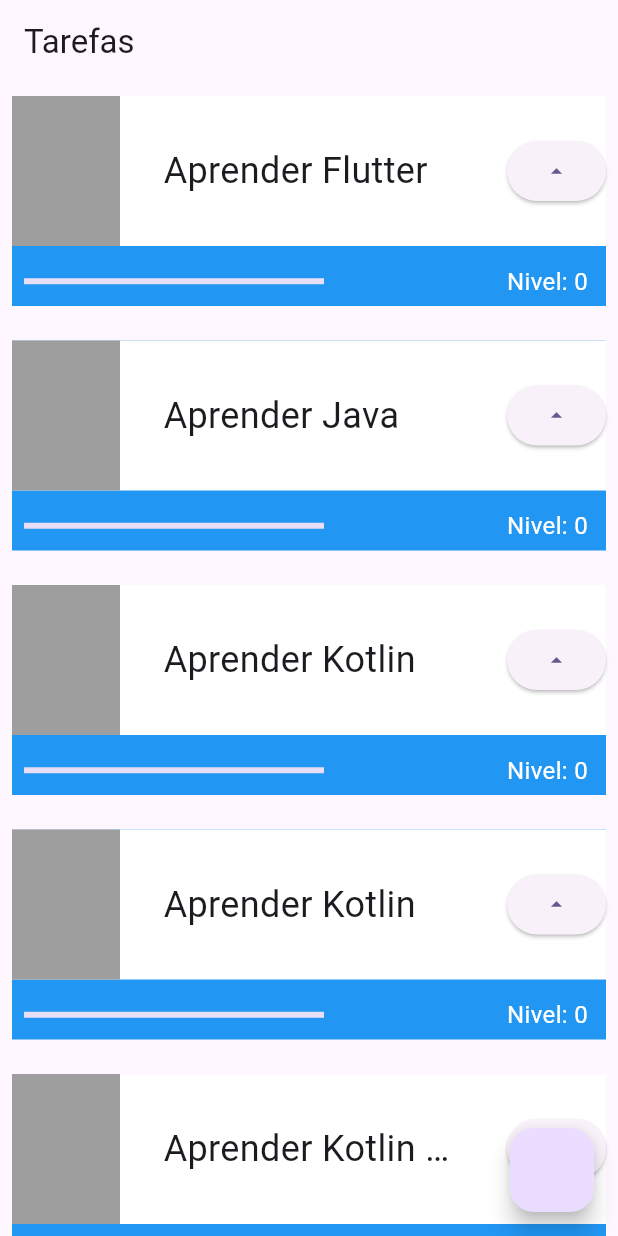
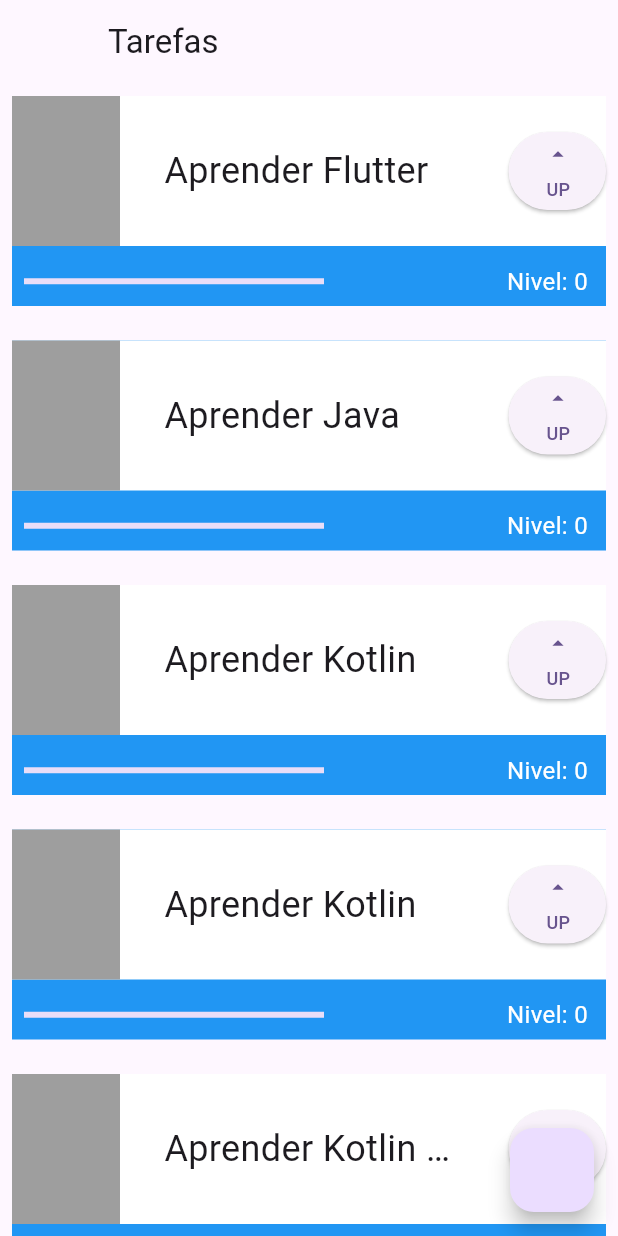
Before and after one commit to Rafaelre7/EstudoFlutter, a Flutter app: the screen it shows after launch, on a phone screen of 412 x 824 dp. Run offline on Flutter 3.47's test engine with Material 3 defaults, Android fonts, the phone set to English and light mode, and no system bars.

Commit message:
Add leading no appbar

```diff
--- a/lib/main.dart
+++ b/lib/main.dart
@@ -17,6 +17,7 @@ class MyApp extends StatelessWidget {
         ),
         home: Scaffold(
           appBar: AppBar(
+            leading: Container(),
             title: Text('Tarefas'),
           ),
           body: ListView(
@@ -87,7 +88,10 @@ class _TaskState extends State<Task> {
                                     .ellipsis //colocando ... caso texto muito grande
                                 ),
                           )),
-                      ElevatedButton(
+                      Container(
+                        height: 52,
+                        width: 65,
+                        child: ElevatedButton(
                             onPressed: () {
                               //Funcao para mostrar que esta alterando o valor
                               setState(() {
@@ -95,7 +99,15 @@ class _TaskState extends State<Task> {
                               });
                               print(nivel);
                             },
-                          child: Icon(Icons.arrow_drop_up))
+                            child: Column(
+                              mainAxisAlignment: MainAxisAlignment.spaceEvenly,
+                              crossAxisAlignment: CrossAxisAlignment.end,
+                              children: [
+                                Icon(Icons.arrow_drop_up),
+                                Text("UP", style: TextStyle(fontSize: 12),)
+                              ],
+                            )),
+                      )
                     ],
                   ),
                 ),
```
Lines whose indentation alone changed are shown as unchanged.
